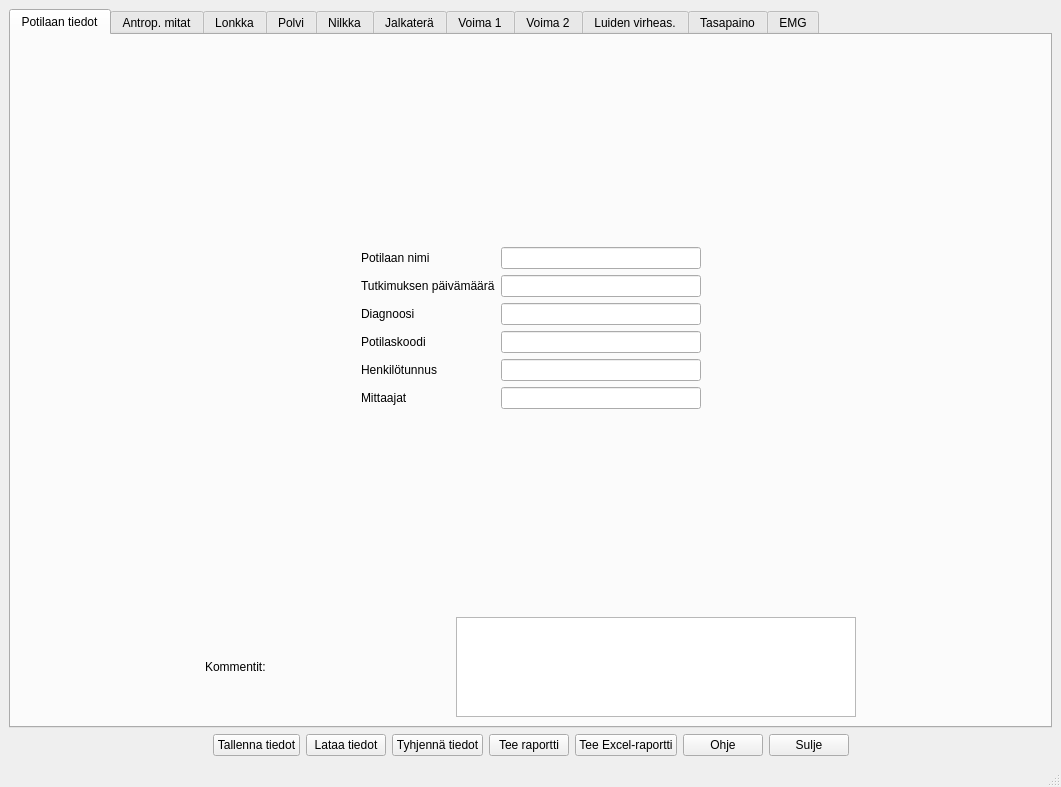
jjnurminen/liikelaaj, file tabbed_design.ui: the form before one commit.
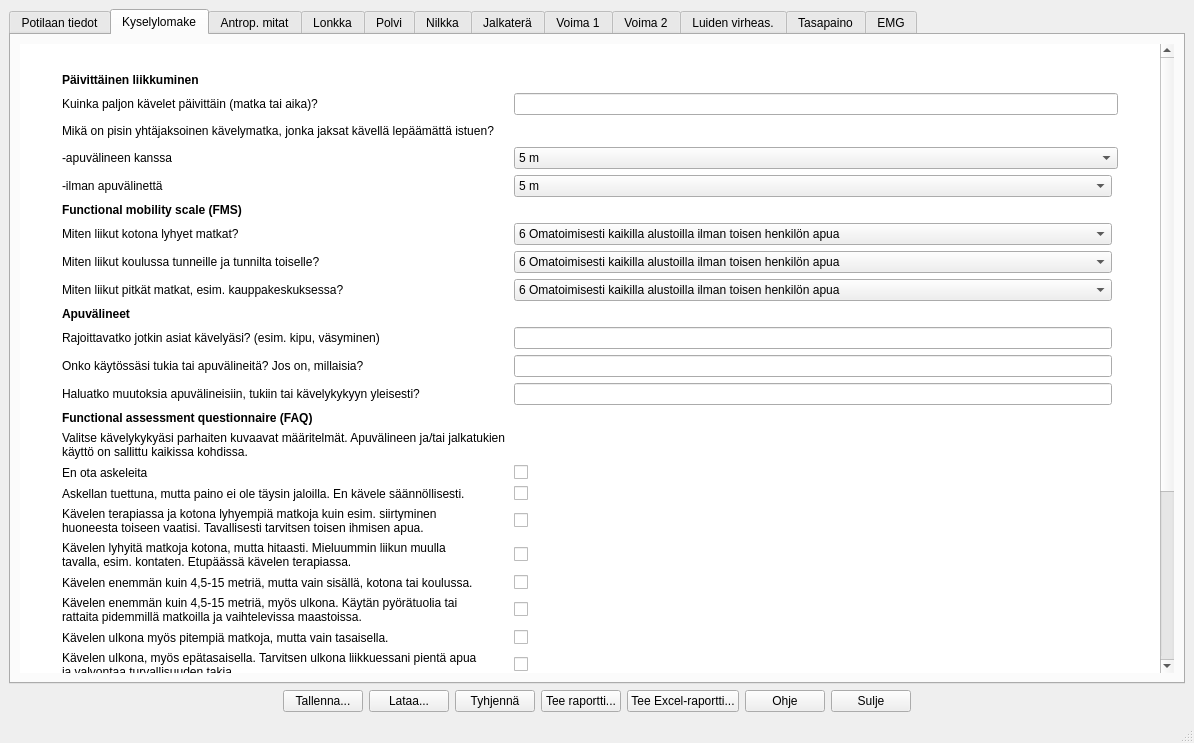
The form after the commit. The open tabs and pages were chosen to show the change. Custom widgets are drawn as their Qt base class.

The edit to the form file:
```diff
--- a/tabbed_design.ui
+++ b/tabbed_design.ui
@@ -6,8 +6,8 @@
    <rect>
     <x>0</x>
     <y>0</y>
-    <width>1061</width>
-    <height>787</height>
+    <width>1194</width>
+    <height>743</height>
    </rect>
   </property>
   <property name="windowTitle">
@@ -305,6 +305,694 @@
         </item>
        </layout>
       </widget>
+      <widget class="QWidget" name="tabKysely">
+       <attribute name="title">
+        <string>Kyselylomake</string>
+       </attribute>
+       <layout class="QHBoxLayout" name="horizontalLayout_2">
+        <item>
+         <widget class="QScrollArea" name="scrollArea">
+          <property name="frameShape">
+           <enum>QFrame::NoFrame</enum>
+          </property>
+          <property name="frameShadow">
+           <enum>QFrame::Plain</enum>
+          </property>
+          <property name="widgetResizable">
+           <bool>true</bool>
+          </property>
+          <widget class="QWidget" name="scrollAreaWidgetContents_2">
+           <property name="geometry">
+            <rect>
+             <x>0</x>
+             <y>0</y>
+             <width>1135</width>
+             <height>830</height>
+            </rect>
+           </property>
+           <property name="palette">
+            <palette>
+             <active>
+              <colorrole role="Base">
+               <brush brushstyle="SolidPattern">
+                <color alpha="255">
+                 <red>255</red>
+                 <green>255</green>
+                 <blue>255</blue>
+                </color>
+               </brush>
+              </colorrole>
+              <colorrole role="Window">
+               <brush brushstyle="SolidPattern">
+                <color alpha="255">
+                 <red>255</red>
+                 <green>255</green>
+                 <blue>255</blue>
+                </color>
+               </brush>
+              </colorrole>
+             </active>
+             <inactive>
+              <colorrole role="Base">
+               <brush brushstyle="SolidPattern">
+                <color alpha="255">
+                 <red>255</red>
+                 <green>255</green>
+                 <blue>255</blue>
+                </color>
+               </brush>
+              </colorrole>
+              <colorrole role="Window">
+               <brush brushstyle="SolidPattern">
+                <color alpha="255">
+                 <red>255</red>
+                 <green>255</green>
+                 <blue>255</blue>
+                </color>
+               </brush>
+              </colorrole>
+             </inactive>
+             <disabled>
+              <colorrole role="Base">
+               <brush brushstyle="SolidPattern">
+                <color alpha="255">
+                 <red>255</red>
+                 <green>255</green>
+                 <blue>255</blue>
+                </color>
+               </brush>
+              </colorrole>
+              <colorrole role="Window">
+               <brush brushstyle="SolidPattern">
+                <color alpha="255">
+                 <red>255</red>
+                 <green>255</green>
+                 <blue>255</blue>
+                </color>
+               </brush>
+              </colorrole>
+             </disabled>
+            </palette>
+           </property>
+           <property name="autoFillBackground">
+            <bool>true</bool>
+           </property>
+           <property name="styleSheet">
+            <string notr="true">QScrollArea {background-color: #FFFFFF}</string>
+           </property>
+           <layout class="QHBoxLayout" name="horizontalLayout_3">
+            <item>
+             <layout class="QGridLayout" name="gridLayout_16">
+              <item row="30" column="2">
+               <widget class="QPlainTextEdit" name="cmtKysely"/>
+              </item>
+              <item row="20" column="2">
+               <widget class="QCheckBox" name="xbKyselyFAQKavelenJonkinVerranSisalla">
+                <property name="text">
+                 <string/>
+                </property>
+               </widget>
+              </item>
+              <item row="11" column="1">
+               <widget class="QLabel" name="label_115">
+                <property name="text">
+                 <string>Rajoittavatko jotkin asiat kävelyäsi? (esim. kipu, väsyminen)</string>
+                </property>
+               </widget>
+              </item>
+              <item row="25" column="2">
+               <widget class="QCheckBox" name="xbKyselyFAQKavelenUlkonaKaikissaMaastoissa">
+                <property name="text">
+                 <string/>
+                </property>
+               </widget>
+              </item>
+              <item row="9" column="2">
+               <widget class="QComboBox" name="cbFMSPitkatMatkat">
+                <item>
+                 <property name="text">
+                  <string>6 Omatoimisesti kaikilla alustoilla ilman toisen henkilön apua</string>
+                 </property>
+                </item>
+                <item>
+                 <property name="text">
+                  <string>5 Omatoimisesti tasamaalla, portailla kaiteeseen tukien (jos huonekaluihin, aitoihin yms. tukien, valitse 4)</string>
+                 </property>
+                </item>
+                <item>
+                 <property name="text">
+                  <string>4 Kävelykepin avulla ilman toisen henkilön apua</string>
+                 </property>
+                </item>
+                <item>
+                 <property name="text">
+                  <string>3 Kyynärsauvojen avulla ilman toisen henkilön apua</string>
+                 </property>
+                </item>
+                <item>
+                 <property name="text">
+                  <string>2 Kävelytelineen avulla ilman toisen henkilön apua</string>
+                 </property>
+                </item>
+                <item>
+                 <property name="text">
+                  <string>1 Pyörätuolilla. Siirtymissä mahdollisesti seison tai muutama askel tuettuna.</string>
+                 </property>
+                </item>
+                <item>
+                 <property name="text">
+                  <string>C Ryömien</string>
+                 </property>
+                </item>
+                <item>
+                 <property name="text">
+                  <string>N Ei vastausta</string>
+                 </property>
+                </item>
+               </widget>
+              </item>
+              <item row="16" column="1">
+               <widget class="QLabel" name="label_141">
+                <property name="text">
+                 <string>En ota askeleita</string>
+                </property>
+               </widget>
+              </item>
+              <item row="22" column="2">
+               <widget class="QCheckBox" name="xbKyselyFAQKavelenPitempiaMatkojaUlkonaTasaisella">
+                <property name="text">
+                 <string/>
+                </property>
+               </widget>
+              </item>
+              <item row="30" column="1">
+               <widget class="QLabel" name="label_47">
+                <property name="font">
+                 <font>
+                  <weight>75</weight>
+                  <bold>true</bold>
+                 </font>
+                </property>
+                <property name="text">
+                 <string>Muita kommentteja</string>
+                </property>
+               </widget>
+              </item>
+              <item row="2" column="0">
+               <spacer name="horizontalSpacer_81">
+                <property name="orientation">
+                 <enum>Qt::Horizontal</enum>
+                </property>
+                <property name="sizeHint" stdset="0">
+                 <size>
+                  <width>40</width>
+                  <height>20</height>
+                 </size>
+                </property>
+               </spacer>
+              </item>
+              <item row="10" column="1">
+               <widget class="QLabel" name="label_120">
+                <property name="font">
+                 <font>
+                  <weight>75</weight>
+                  <bold>true</bold>
+                 </font>
+                </property>
+                <property name="text">
+                 <string>Apuvälineet</string>
+                </property>
+               </widget>
+              </item>
+              <item row="17" column="2">
+               <widget class="QCheckBox" name="xbKyselyFAQAskellanTuettuna">
+                <property name="text">
+                 <string/>
+                </property>
+               </widget>
+              </item>
+              <item row="20" column="1">
+               <widget class="QLabel" name="label_128">
+                <property name="text">
+                 <string>Kävelen enemmän kuin 4,5-15 metriä, mutta vain sisällä, kotona tai koulussa.</string>
+                </property>
+               </widget>
+              </item>
+              <item row="29" column="2">
+               <widget class="QLineEdit" name="lnKyselyKipuKuvaus"/>
+              </item>
+              <item row="16" column="2">
+               <widget class="QCheckBox" name="xbKyselyFAQEiAskeleita">
+                <property name="text">
+                 <string/>
+                </property>
+               </widget>
+              </item>
+              <item row="5" column="2">
+               <widget class="QComboBox" name="cbKyselyPaivittainenYhtajaksMatkaIlmanApuv">
+                <item>
+                 <property name="text">
+                  <string>5 m</string>
+                 </property>
+                </item>
+                <item>
+                 <property name="text">
+                  <string>50 m</string>
+                 </property>
+                </item>
+                <item>
+                 <property name="text">
+                  <string>500 m</string>
+                 </property>
+                </item>
+                <item>
+                 <property name="text">
+                  <string>1-2 km</string>
+                 </property>
+                </item>
+                <item>
+                 <property name="text">
+                  <string>Yli 3 km</string>
+                 </property>
+                </item>
+               </widget>
+              </item>
+              <item row="21" column="2">
+               <widget class="QCheckBox" name="xbKyselyKavelenJonkinVerranUlkona">
+                <property name="text">
+                 <string/>
+                </property>
+               </widget>
+              </item>
+              <item row="27" column="1">
+               <widget class="QLabel" name="label_130">
+                <property name="font">
+                 <font>
+                  <weight>75</weight>
+                  <bold>true</bold>
+                 </font>
+                </property>
+                <property name="text">
+                 <string>Kipu</string>
+                </property>
+               </widget>
+              </item>
+              <item row="13" column="1">
+               <widget class="QLabel" name="label_117">
+                <property name="text">
+                 <string>Haluatko muutoksia apuvälineisiin, tukiin tai kävelykykyyn yleisesti?</string>
+                </property>
+               </widget>
+              </item>
+              <item row="8" column="1">
+               <widget class="QLabel" name="label_122">
+                <property name="text">
+                 <string>Miten liikut koulussa tunneille ja tunnilta toiselle?</string>
+                </property>
+               </widget>
+              </item>
+              <item row="19" column="2">
+               <widget class="QCheckBox" name="xbKyselyFAQKavelenLyhyitaMatkojaKotona">
+                <property name="text">
+                 <string/>
+                </property>
+               </widget>
+              </item>
+              <item row="24" column="2">
+               <widget class="QCheckBox" name="xbKyselyFAQKavelenUlkonaEpatasaisellaPientaApua">
+                <property name="text">
+                 <string/>
+                </property>
+               </widget>
+              </item>
+              <item row="22" column="1">
+               <widget class="QLabel" name="label_129">
+                <property name="text">
+                 <string>Kävelen ulkona myös pitempiä matkoja, mutta vain tasaisella.</string>
+                </property>
+               </widget>
+              </item>
+              <item row="23" column="2">
+               <widget class="QCheckBox" name="xbKyselyFAQKavelenPitempiaMatkojaUlkonaEpatasaisellaApua">
+                <property name="text">
+                 <string/>
+                </property>
+               </widget>
+              </item>
+              <item row="26" column="1">
+               <widget class="QLabel" name="label_46">
+                <property name="text">
+                 <string>Kommentit</string>
+                </property>
+               </widget>
+              </item>
+              <item row="4" column="1">
+               <widget class="QLabel" name="label_137">
+                <property name="text">
+                 <string>-apuvälineen kanssa</string>
+                </property>
+               </widget>
+              </item>
+              <item row="2" column="1">
+               <widget class="QLabel" name="label_139">
+                <property name="text">
+                 <string>Kuinka paljon kävelet päivittäin (matka tai aika)?</string>
+                </property>
+               </widget>
+              </item>
+              <item row="5" column="1">
+               <widget class="QLabel" name="label_138">
+                <property name="text">
+                 <string>-ilman apuvälinettä</string>
+                </property>
+               </widget>
+              </item>
+              <item row="3" column="4">
+               <spacer name="horizontalSpacer_80">
+                <property name="orientation">
+                 <enum>Qt::Horizontal</enum>
+                </property>
+                <property name="sizeHint" stdset="0">
+                 <size>
+                  <width>40</width>
+                  <height>20</height>
+                 </size>
+                </property>
+               </spacer>
+              </item>
+              <item row="1" column="1">
+               <widget class="QLabel" name="label_142">
+                <property name="font">
+                 <font>
+                  <weight>75</weight>
+                  <bold>true</bold>
+                 </font>
+                </property>
+                <property name="text">
+                 <string>Päivittäinen liikkuminen</string>
+                </property>
+               </widget>
+              </item>
+              <item row="14" column="1">
+               <widget class="QLabel" name="label_116">
+                <property name="font">
+                 <font>
+                  <weight>75</weight>
+                  <bold>true</bold>
+                 </font>
+                </property>
+                <property name="text">
+                 <string>Functional assessment questionnaire (FAQ)</string>
+                </property>
+               </widget>
+              </item>
+              <item row="28" column="2">
+               <widget class="QCheckBox" name="xbKyselyKipujaViim6kk">
+                <property name="text">
+                 <string/>
+                </property>
+               </widget>
+              </item>
+              <item row="9" column="1">
+               <widget class="QLabel" name="label_127">
+                <property name="text">
+                 <string>Miten liikut pitkät matkat, esim. kauppakeskuksessa?</string>
+                </property>
+               </widget>
+              </item>
+              <item row="4" column="2" colspan="2">
+               <widget class="QComboBox" name="cbKyselyPaivittainenYhtajaksMatkaApuv">
+                <item>
+                 <property name="text">
+                  <string>5 m</string>
+                 </property>
+                </item>
+                <item>
+                 <property name="text">
+                  <string>50 m</string>
+                 </property>
+                </item>
+                <item>
+                 <property name="text">
+                  <string>500 m</string>
+                 </property>
+                </item>
+                <item>
+                 <property name="text">
+                  <string>1-2 km</string>
+                 </property>
+                </item>
+                <item>
+                 <property name="text">
+                  <string>Yli 3 km</string>
+                 </property>
+                </item>
+               </widget>
+              </item>
+              <item row="24" column="1">
+               <widget class="QLabel" name="label_126">
+                <property name="text">
+                 <string>Kävelen ulkona, myös epätasaisella. En hallitse juoksua, kiipeilyä tai portaita
+täysin ja saatan tarvita pientä apua.</string>
+                </property>
+               </widget>
+              </item>
+              <item row="25" column="1">
+               <widget class="QLabel" name="label_125">
+                <property name="text">
+                 <string>Kävelen, juoksen ja kiipeilen ulkona kaikissa maastoissa ilman apua.</string>
+                </property>
+               </widget>
+              </item>
+              <item row="28" column="1">
+               <widget class="QLabel" name="label_131">
+                <property name="text">
+                 <string>Onko sinulla ollut kipuja viimeisen 6 kuukauden aikana?</string>
+                </property>
+               </widget>
+              </item>
+              <item row="26" column="2">
+               <widget class="QLineEdit" name="lnKyselyFAQKOmmentit"/>
+              </item>
+              <item row="6" column="1">
+               <widget class="QLabel" name="label_121">
+                <property name="font">
+                 <font>
+                  <weight>75</weight>
+                  <bold>true</bold>
+                 </font>
+                </property>
+                <property name="text">
+                 <string>Functional mobility scale (FMS)</string>
+                </property>
+               </widget>
+              </item>
+              <item row="29" column="1">
+               <widget class="QLabel" name="label_118">
+                <property name="text">
+                 <string>Jos on, missä? Mikä on kivun voimakkuus (0=ei kipua, 10=pahin mahdollinen kipu)?</string>
+                </property>
+               </widget>
+              </item>
+              <item row="15" column="1">
+               <widget class="QLabel" name="label_119">
+                <property name="text">
+                 <string>Valitse kävelykykyäsi parhaiten kuvaavat määritelmät. Apuvälineen ja/tai jalkatukien
+käyttö on sallittu kaikissa kohdissa.</string>
+                </property>
+               </widget>
+              </item>
+              <item row="7" column="2">
+               <widget class="QComboBox" name="cbFMSLyhyetMatkat">
+                <item>
+                 <property name="text">
+                  <string>6 Omatoimisesti kaikilla alustoilla ilman toisen henkilön apua</string>
+                 </property>
+                </item>
+                <item>
+                 <property name="text">
+                  <string>5 Omatoimisesti tasamaalla, portailla kaiteeseen tukien (jos huonekaluihin yms. tukien, valitse 4)</string>
+                 </property>
+                </item>
+                <item>
+                 <property name="text">
+                  <string>4 Kävelykepin avulla ilman toisen henkilön apua</string>
+                 </property>
+                </item>
+                <item>
+                 <property name="text">
+                  <string>3 Kyynärsauvojen avulla ilman toisen henkilön apua</string>
+                 </property>
+                </item>
+                <item>
+                 <property name="text">
+                  <string>2 Kävelytelineen avulla ilman toisen henkilön apua</string>
+                 </property>
+                </item>
+                <item>
+                 <property name="text">
+                  <string>1 Pyörätuolilla. Siirtymissä mahdollisesti seison tai muutama askel tuettuna.</string>
+                 </property>
+                </item>
+                <item>
+                 <property name="text">
+                  <string>C Ryömien</string>
+                 </property>
+                </item>
+                <item>
+                 <property name="text">
+                  <string>N Ei vastausta</string>
+                 </property>
+                </item>
+               </widget>
+              </item>
+              <item row="21" column="1">
+               <widget class="QLabel" name="label_136">
+                <property name="text">
+                 <string>Kävelen enemmän kuin 4,5-15 metriä, myös ulkona. Käytän pyörätuolia tai
+rattaita pidemmillä matkoilla ja vaihtelevissa maastoissa.</string>
+                </property>
+               </widget>
+              </item>
+              <item row="11" column="2">
+               <widget class="QLineEdit" name="lnKyselyApuvRajoittavat"/>
+              </item>
+              <item row="17" column="1">
+               <widget class="QLabel" name="label_135">
+                <property name="text">
+                 <string>Askellan tuettuna, mutta paino ei ole täysin jaloilla. En kävele säännöllisesti.</string>
+                </property>
+               </widget>
+              </item>
+              <item row="3" column="1">
+               <widget class="QLabel" name="label_134">
+                <property name="text">
+                 <string>Mikä on pisin yhtäjaksoinen kävelymatka, jonka jaksat kävellä lepäämättä istuen?</string>
+                </property>
+               </widget>
+              </item>
+              <item row="23" column="1">
+               <widget class="QLabel" name="label_133">
+                <property name="text">
+                 <string>Kävelen ulkona, myös epätasaisella. Tarvitsen ulkona liikkuessani pientä apua
+ja valvontaa turvallisuuden takia.</string>
+                </property>
+               </widget>
+              </item>
+              <item row="8" column="2">
+               <widget class="QComboBox" name="cbFMSKoulussa">
+                <item>
+                 <property name="text">
+                  <string>6 Omatoimisesti kaikilla alustoilla ilman toisen henkilön apua</string>
+                 </property>
+                </item>
+                <item>
+                 <property name="text">
+                  <string>5 Omatoimisesti tasamaalla, portailla kaiteeseen tukien (jos huonekaluihin, aitoihin yms. tukien, valitse 4)</string>
+                 </property>
+                </item>
+                <item>
+                 <property name="text">
+                  <string>4 Kävelykepin avulla ilman toisen henkilön apua</string>
+                 </property>
+                </item>
+                <item>
+                 <property name="text">
+                  <string>3 Kyynärsauvojen avulla ilman toisen henkilön apua</string>
+                 </property>
+                </item>
+                <item>
+                 <property name="text">
+                  <string>2 Kävelytelineen avulla ilman toisen henkilön apua</string>
+                 </property>
+                </item>
+                <item>
+                 <property name="text">
+                  <string>1 Pyörätuolilla. Siirtymissä mahdollisesti seison tai muutama askel tuettuna.</string>
+                 </property>
+                </item>
+                <item>
+                 <property name="text">
+                  <string>C Ryömien</string>
+                 </property>
+                </item>
+                <item>
+                 <property name="text">
+                  <string>N Ei vastausta</string>
+                 </property>
+                </item>
+               </widget>
+              </item>
+              <item row="12" column="2">
+               <widget class="QLineEdit" name="lnKyselyApuvKaytossa"/>
+              </item>
+              <item row="7" column="1">
+               <widget class="QLabel" name="label_124">
+                <property name="text">
+                 <string>Miten liikut kotona lyhyet matkat?</string>
+                </property>
+               </widget>
+              </item>
+              <item row="19" column="1">
+               <widget class="QLabel" name="label_123">
+                <property name="text">
+                 <string>Kävelen lyhyitä matkoja kotona, mutta hitaasti. Mieluummin liikun muulla
+tavalla, esim. kontaten. Etupäässä kävelen terapiassa.</string>
+                </property>
+               </widget>
+              </item>
+              <item row="18" column="1">
+               <widget class="QLabel" name="label_140">
+                <property name="text">
+                 <string>Kävelen terapiassa ja kotona lyhyempiä matkoja kuin esim. siirtyminen
+huoneesta toiseen vaatisi. Tavallisesti tarvitsen toisen ihmisen apua.</string>
+                </property>
+               </widget>
+              </item>
+              <item row="18" column="2">
+               <widget class="QCheckBox" name="xbKyselyFAQKavelenTerapiassa">
+                <property name="text">
+                 <string/>
+                </property>
+               </widget>
+              </item>
+              <item row="12" column="1">
+               <widget class="QLabel" name="label_132">
+                <property name="text">
+                 <string>Onko käytössäsi tukia tai apuvälineitä? Jos on, millaisia?</string>
+                </property>
+               </widget>
+              </item>
+              <item row="2" column="2" colspan="2">
+               <widget class="QLineEdit" name="lnKyselyPaivittainenMatka"/>
+              </item>
+              <item row="13" column="2">
+               <widget class="QLineEdit" name="lnKyselyApuvMuutokset"/>
+              </item>
+              <item row="0" column="1">
+               <spacer name="verticalSpacer_11">
+                <property name="orientation">
+                 <enum>Qt::Vertical</enum>
+                </property>
+                <property name="sizeType">
+                 <enum>QSizePolicy::Fixed</enum>
+                </property>
+                <property name="sizeHint" stdset="0">
+                 <size>
+                  <width>20</width>
+                  <height>20</height>
+                 </size>
+                </property>
+               </spacer>
+              </item>
+             </layout>
+            </item>
+           </layout>
+          </widget>
+         </widget>
+        </item>
+       </layout>
+      </widget>
       <widget class="QWidget" name="tabAntrop">
        <attribute name="title">
         <string>Antrop. mitat</string>
@@ -12712,6 +13400,19 @@
       </widget>
      </widget>
     </item>
+    <item>
+     <spacer name="verticalSpacer_10">
+      <property name="orientation">
+       <enum>Qt::Vertical</enum>
+      </property>
+      <property name="sizeHint" stdset="0">
+       <size>
+        <width>20</width>
+        <height>40</height>
+       </size>
+      </property>
+     </spacer>
+    </item>
     <item>
      <layout class="QHBoxLayout" name="horizontalLayout">
       <item>
@@ -12730,35 +13431,35 @@
       <item>
        <widget class="QPushButton" name="btnSave">
         <property name="text">
-         <string>Tallenna tiedot</string>
+         <string>Tallenna...</string>
         </property>
        </widget>
       </item>
       <item>
        <widget class="QPushButton" name="btnLoad">
         <property name="text">
-         <string>Lataa tiedot</string>
+         <string>Lataa...</string>
         </property>
        </widget>
       </item>
       <item>
        <widget class="QPushButton" name="btnClear">
         <property name="text">
-         <string>Tyhjennä tiedot</string>
+         <string>Tyhjennä</string>
         </property>
        </widget>
       </item>
       <item>
        <widget class="QPushButton" name="btnReport">
         <property name="text">
-         <string>Tee raportti</string>
+         <string>Tee raportti...</string>
         </property>
        </widget>
       </item>
       <item>
        <widget class="QPushButton" name="btnExcelReport">
         <property name="text">
-         <string>Tee Excel-raportti</string>
+         <string>Tee Excel-raportti...</string>
         </property>
        </widget>
       </item>
```
Left out of the diff: 905 changed lines with no effect on the pictures.
